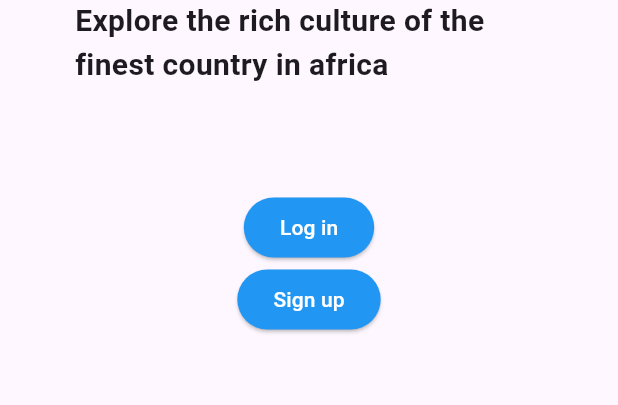
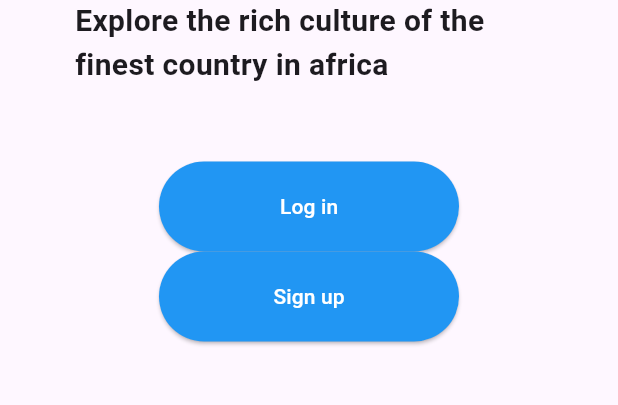
Before and after one commit to Amoako419/Visit_Ghana_Flutter, a Flutter app: the screen it shows after launch, on a phone screen of 412 x 824 dp, the part 611-1016 px from its top. Run offline on Flutter 3.47's test engine with Material 3 defaults, Android fonts, the phone set to English and light mode, and no system bars.

Commit message:
buttons enlarged

```diff
--- a/visit_ghana/lib/screens/splash_screen.dart
+++ b/visit_ghana/lib/screens/splash_screen.dart
@@ -55,22 +55,35 @@ class _SplashState extends State<Splash> {
 
   Widget _login(){
     return Container(
-    margin: EdgeInsets.all(20.0),
       child:Column(
         children:[
        ElevatedButton(onPressed: (){}, child: const Text("Log in",style: TextStyle(color: Colors.white),),
-       style: ButtonStyle(backgroundColor: MaterialStateProperty.all<Color>(Colors.blue)),
+      style: ButtonStyle(
+    backgroundColor: MaterialStateProperty.all<Color>(Colors.blue),
+    minimumSize: MaterialStateProperty.all<Size>(Size(200, 60)), // Set minimum size
+    padding: MaterialStateProperty.all<EdgeInsetsGeometry>(
+        EdgeInsets.symmetric(horizontal: 40, vertical: 20), // Add padding
+    ),
+    ),
+
        ),
+
       ElevatedButton(
     onPressed: () {
     // Handle button press
     },
     child: const Text("Sign up",style: TextStyle(color: Colors.white)),
-    style: ButtonStyle(
-    backgroundColor: MaterialStateProperty.all<Color>(Colors.blue),// Use MaterialStateProperty for dynamic styling
-
+    style:  ButtonStyle(
+    backgroundColor: MaterialStateProperty.all<Color>(Colors.blue),
+    minimumSize: MaterialStateProperty.all<Size>(Size(200, 60)), // Set minimum size
+    padding: MaterialStateProperty.all<EdgeInsetsGeometry>(
+        EdgeInsets.symmetric(horizontal: 40, vertical: 20), // Add padding
+    ),
     ),
 )
+
+
+
         ]
 
      ) );
```
